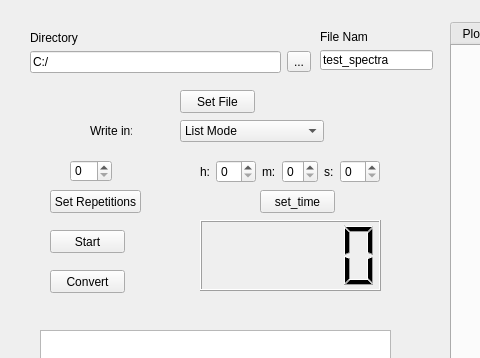
First picture: the form in timed_spectra.ui, repository Pietro-King/Kerberos_GUI, before the edit; both pictures show x 0 to 480 and y 0 to 358 of the 1280 by 720 pixel window.
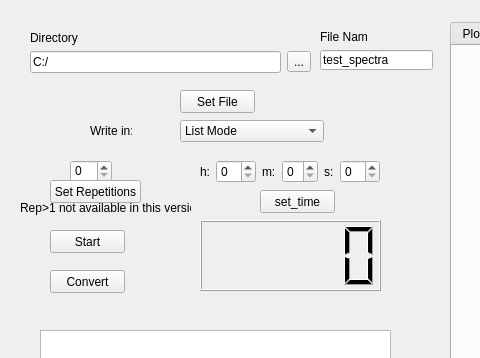
Second picture: the form after the edit. Custom widgets are drawn as their Qt base class.

What changed in the file:
```diff
--- a/timed_spectra.ui
+++ b/timed_spectra.ui
@@ -397,7 +397,7 @@
    <property name="geometry">
     <rect>
      <x>50</x>
-     <y>190</y>
+     <y>180</y>
      <width>91</width>
      <height>23</height>
     </rect>
@@ -405,6 +405,9 @@
    <property name="text">
     <string>Set Repetitions</string>
    </property>
+   <property name="checkable">
+    <bool>false</bool>
+   </property>
   </widget>
   <widget class="QSpinBox" name="spin_repetitions">
    <property name="geometry">
@@ -470,6 +473,19 @@
     </item>
    </layout>
   </widget>
+  <widget class="QLabel" name="label_7">
+   <property name="geometry">
+    <rect>
+     <x>20</x>
+     <y>200</y>
+     <width>171</width>
+     <height>16</height>
+    </rect>
+   </property>
+   <property name="text">
+    <string>Rep&gt;1 not available in this version</string>
+   </property>
+  </widget>
  </widget>
  <customwidgets>
   <customwidget>
```
